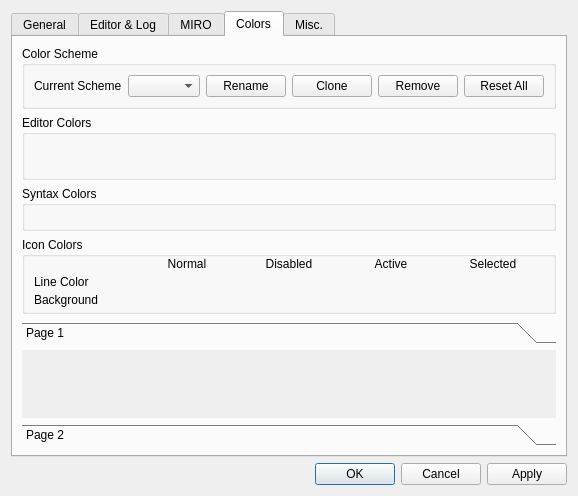
Above: src/settingsdialog.ui from GAMS-dev/studio before the change. Below: the same form after it.
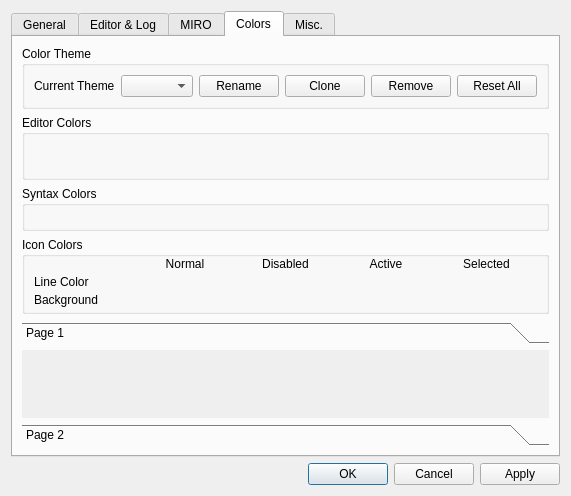
That is the form after the change. The open tabs and pages were chosen to show the change.

Commit message: refactoring Scheme to Theme and implemented ex/importThemes

```diff
--- a/src/settingsdialog.ui
+++ b/src/settingsdialog.ui
@@ -579,13 +579,13 @@
        <item>
         <widget class="QGroupBox" name="groupBox_2">
          <property name="title">
-          <string>Color Scheme</string>
+          <string>Color Theme</string>
          </property>
          <layout class="QHBoxLayout" name="horizontalLayout">
           <item>
            <widget class="QLabel" name="label_currentscheme">
             <property name="text">
-             <string>Current Scheme</string>
+             <string>Current Theme</string>
             </property>
            </widget>
           </item>
```
Left out of the diff: 4 changed lines with no effect on the pictures. The commit also changes 58 other files.
